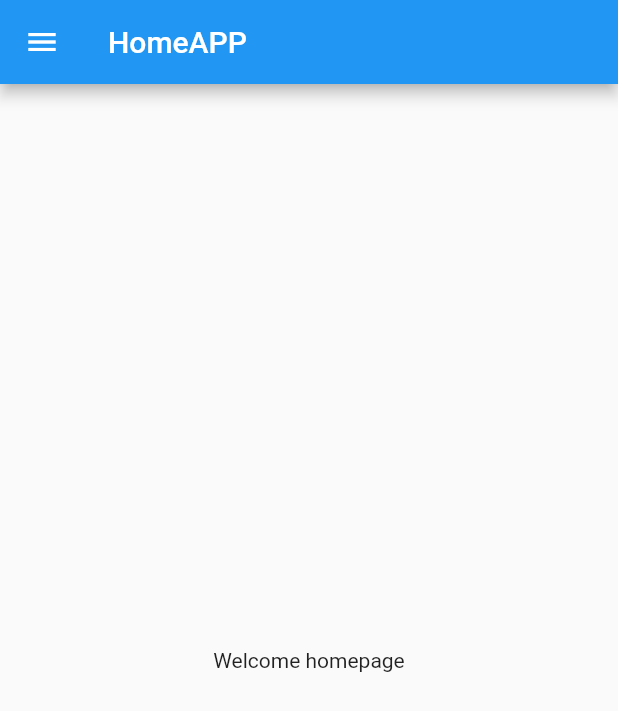
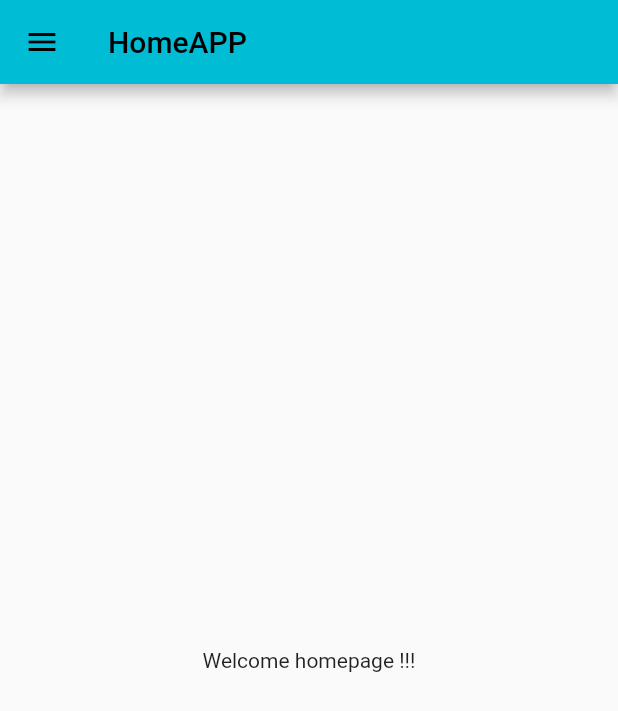
Before and after one commit to thesumansaurav/Flutter-Shopping-App, a Flutter app: the screen it shows after launch, on a phone screen of 412 x 824 dp. Shown: the top 711 px of the screen. Run offline on Flutter 3.47's test engine with Material 2 defaults, Android fonts, the phone set to English and light mode, and no system bars.

Commit message:
Day2 completed

```diff
--- a/lib/main.dart
+++ b/lib/main.dart
@@ -1,5 +1,6 @@
 import 'package:flutter/material.dart';
-import 'package:myapp/home_page.dart';
+import 'package:myapp/pages/home_page.dart';
+import 'package:myapp/pages/login_page.dart';
 
 
 void main(){
@@ -13,7 +14,21 @@ class MyApp extends StatelessWidget {
   @override
   Widget build(BuildContext context) {
     return MaterialApp(
-      home: HomePage(),
+      // home: HomePage(),
+      themeMode: ThemeMode.light,
+      theme: ThemeData(
+        primarySwatch: Colors.cyan
+      ),
+      darkTheme: ThemeData(
+        brightness: Brightness.dark,
+        primarySwatch: Colors.red,
+      ),
+      routes: {
+        "/": (context) => HomePage(),
+        "/home": (context) => HomePage(),
+        "/login": (context) => LoginPage(),
+
+      },
     );
   }
 }
--- a/lib/home_page.dart
+++ b/lib/pages/home_page.dart
@@ -11,7 +11,7 @@ class HomePage extends StatelessWidget {
       ),
         body: Center(
           child: Container(
-            child: Text("Welcome homepage"),
+            child: Text("Welcome homepage !!!"),
           ),
             ),
       drawer: Drawer(),
```
Also changed, not shown: lib/pages/login_page.dart (added, +14 -0 lines).
